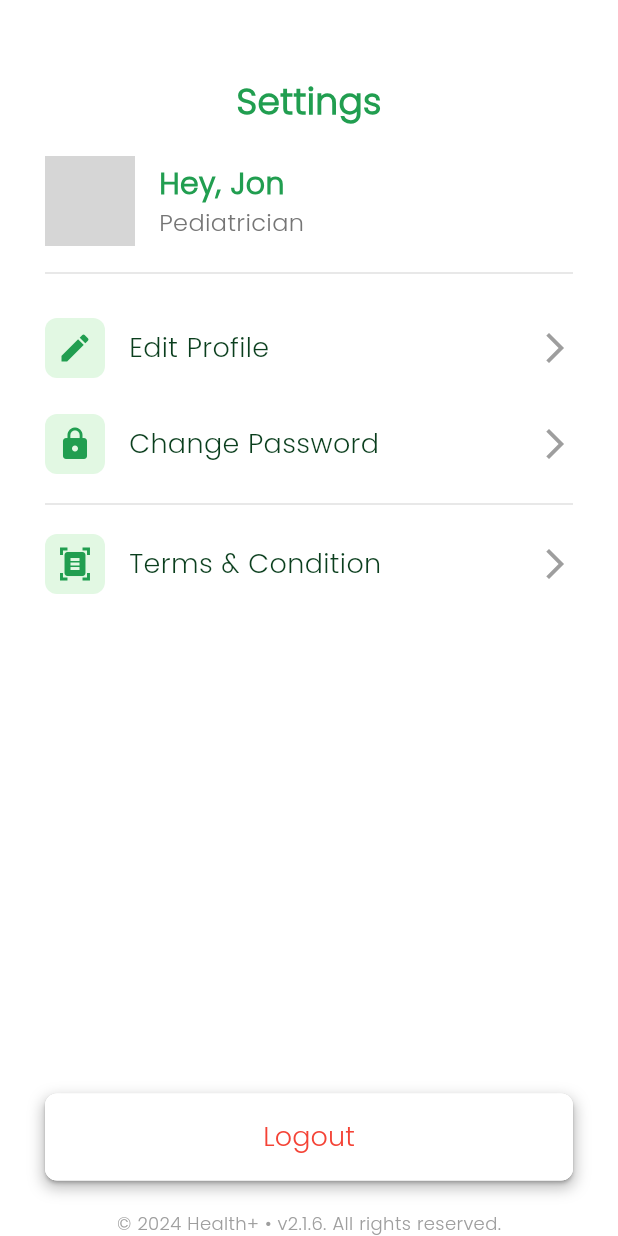
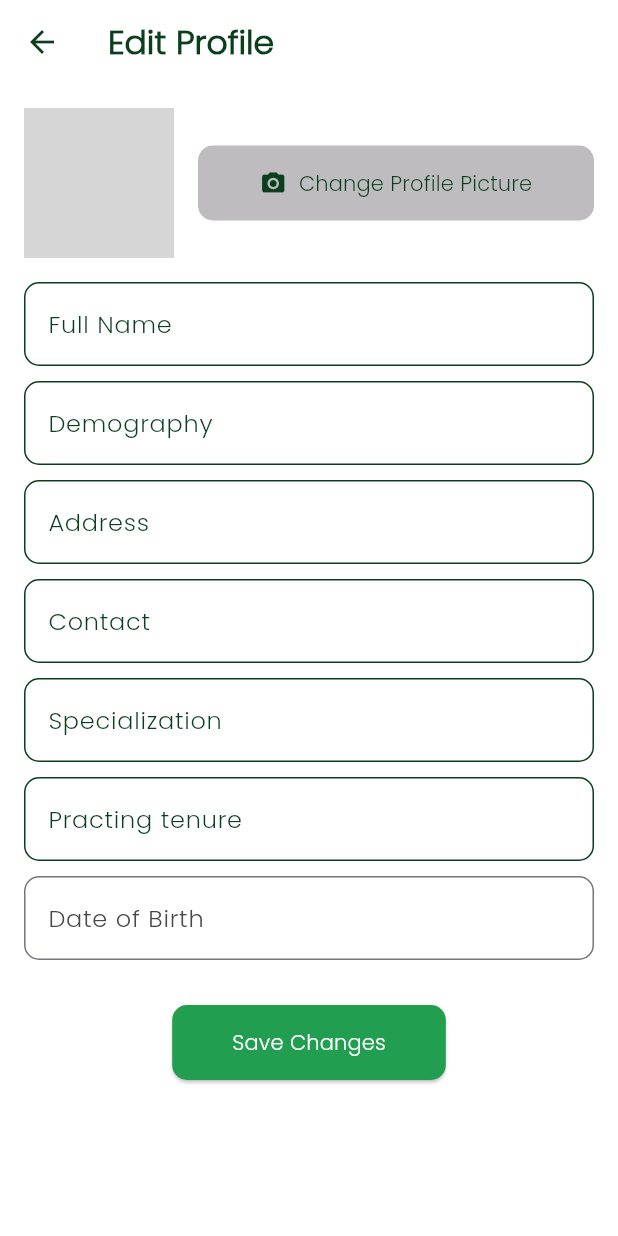
Before and after one commit to zeus0204/doctorApp, a Flutter app: the SettingsPage screen opened directly, after a tap on "Edit Profile", on a phone screen of 412 x 824 dp. Run offline on Flutter 3.47's test engine with Material 3 defaults, Android fonts, the phone set to English and light mode, and no system bars; our stand-ins replace google_fonts, image_picker, shared_preferences, sqflite; accounts and stored records are empty; project files that could hold a hidden picture were left out; grey boxes are pictures that could not be loaded.

Commit message:
implement edit profile feature

```diff
--- a/lib/Pages/Auth/SignUp.dart
+++ b/lib/Pages/Auth/SignUp.dart
@@ -1,4 +1,3 @@
-import 'package:doctor_app/Pages/Home/Home.dart';
 import 'package:doctor_app/data/db_helper.dart';
 import 'package:flutter/gestures.dart';
 import 'package:flutter/material.dart';
@@ -49,7 +48,7 @@ class _SignupState extends State<Signup> {
         // Navigate to the next screen (e.g., home screen or login)
         Navigator.pushReplacement(
           context,
-          MaterialPageRoute(builder: (context) => const Home()), // Replace with your home page
+          MaterialPageRoute(builder: (context) => const Signin()), // Replace with your home page
         );
       } catch (e) {
         ScaffoldMessenger.of(context).showSnackBar(const SnackBar(content: Text('Email already exists. Please use a different email.')));
--- /dev/null
+++ b/lib/Pages/Home/Profile/EditProfile.dart
@@ -0,0 +1,308 @@
+import 'package:flutter/material.dart';
+import 'dart:io';
+import 'package:image_picker/image_picker.dart';
+import '../../../data/session.dart';
+import '../../../data/db_helper.dart';
+
+class EditProfile extends StatefulWidget {
+  const EditProfile({super.key});
+
+  @override
+  _EditProfileState createState() => _EditProfileState();
+}
+
+class _EditProfileState extends State<EditProfile> {
+  final _formKey = GlobalKey<FormState>();
+  String? _fullName;
+  String? _address;
+  String? _contact;
+  String? _demography;
+  String? _specialization;
+  String? _practingTenure;
+  String? _dateOfBirth;
+  File? _imageFile;
+
+  final _fullNameController = TextEditingController();
+  final _addressController = TextEditingController();
+  final _contactController = TextEditingController();
+  final _demographyController = TextEditingController();
+  final _specializationController = TextEditingController();
+  final _practingTenureController = TextEditingController();
+  final _dateOfBirthController = TextEditingController();
+
+  @override
+  void initState() {
+    super.initState();
+    _loadUserData();
+  }
+
+  Future<void> _pickImage() async {
+    final ImagePicker picker = ImagePicker();
+    final pickedFile = await picker.pickImage(source: ImageSource.gallery);
+    if (pickedFile != null) {
+      setState(() {
+        _imageFile = File(pickedFile.path);
+      });
+    }
+  }
+
+  Future<void> _loadUserData() async {
+    try {
+      String? email = await SessionManager.getUserSession();
+      if (email != null) {
+        Map<String, dynamic>? userData = await DBHelper().getUserByEmail(email);
+        if (userData != null) {
+          int userId = userData['id'];
+          Map<String, dynamic>? doctorInfo =
+              await DBHelper().getDoctorInfoByUserId(userId);
+
+          setState(() {
+            _fullName = userData['fullName'];
+            _address = doctorInfo?['address'];
+            _contact = doctorInfo?['contact'];
+            _demography = doctorInfo?['demography'];
+            _specialization = doctorInfo?['specialization'];
+            _practingTenure = doctorInfo?['practing_tenure'];
+            _dateOfBirth = doctorInfo?['birthday'];
+
+            _fullNameController.text = _fullName ?? '';
+            _addressController.text = _address ?? '';
+            _contactController.text = _contact ?? '';
+            _demographyController.text = _demography?? '';
+            _specializationController.text = _specialization?? '';
+            _practingTenureController.text = _practingTenure?? '';
+            _dateOfBirthController.text = _dateOfBirth ?? '';
+          });
+        }
+      }
+    } catch (e) {
+      ScaffoldMessenger.of(context).showSnackBar(
+        SnackBar(content: Text('Error loading data: $e')),
+      );
+    }
+  }
+
+
+  Future<void> _saveProfile() async {
+    if (_formKey.currentState!.validate()) {
+      _formKey.currentState!.save();
+      try {
+        String? email = await SessionManager.getUserSession();
+        if (email != null) {
+          Map<String, dynamic>? userData = await DBHelper().getUserByEmail(email);
+          if (userData != null) {
+            int userId = userData['id'];
+
+            await DBHelper().updateUser(
+              id: userId,
+              fullName: _fullName,
+            );
+
+            await DBHelper().updateDoctor_info(
+              userId: userId,
+              address: _address,
+              contact: _contact,
+              demography: _demography,
+              specialization: _specialization,
+              practing_tenure: _practingTenure,
+              birthday: _dateOfBirth != null
+                  ? DateTime.parse(_dateOfBirth!)
+                  : null,
+            );
+
+            ScaffoldMessenger.of(context).showSnackBar(
+              const SnackBar(content: Text('Profile updated successfully!')),
+            );
+            Navigator.pop(context, true);
+          }
+        }
+      } catch (e) {
+        ScaffoldMessenger.of(context).showSnackBar(
+          SnackBar(content: Text('Error: $e')),
+        );
+      }
+    }
+  }
+
+  @override
+  Widget build(BuildContext context) {
+    return Scaffold(
+      backgroundColor: Colors.white,
+      appBar: AppBar(
+        backgroundColor: Colors.white,
+        elevation: 0,
+        automaticallyImplyLeading: false,
+        title: const Text(
+          'Edit Profile',
+          style: TextStyle(
+            color: Color.fromRGBO(10, 62, 29, 1),
+            fontWeight: FontWeight.bold,
+          ),
+        ),
+        leading: IconButton(
+          icon: const Icon(Icons.arrow_back),
+          color: const Color.fromRGBO(10, 62, 29, 1),
+          onPressed: () => Navigator.pop(context),
+        ),
+      ),
+      body: SingleChildScrollView(
+        padding: const EdgeInsets.all(16.0),
+        child: Form(
+          key: _formKey,
+          child: Column(
+            children: [
+              Row(
+                children: [
+                  CircleAvatar(
+                    radius: 50,
+                    backgroundImage: _imageFile != null
+                        ? FileImage(_imageFile!)
+                        : const AssetImage('assets/images/avatar.png')
+                            as ImageProvider,
+                  ),
+                  const SizedBox(width: 16),
+                  Expanded(
+                    child: TextButton(
+                      onPressed: _pickImage,
+                      style: TextButton.styleFrom(
+                        backgroundColor:
+                            const Color.fromARGB(255, 190, 188, 190),
+                        padding: const EdgeInsets.symmetric(vertical: 15),
+                        shape: RoundedRectangleBorder(
+                          borderRadius: BorderRadius.circular(10),
+                        ),
+                      ),
+                      child: const Row(
+                        mainAxisAlignment: MainAxisAlignment.center,
+                        children: [
+                          Icon(Icons.camera_alt,
+                              color: Color.fromRGBO(10, 62, 29, 1)),
+                          SizedBox(width: 8),
+                          Text(
+                            'Change Profile Picture',
+                            style: TextStyle(color: Color.fromRGBO(10, 62, 29, 1)),
+                          ),
+                        ],
+                      ),
+                    ),
+                  ),
+                ],
+              ),
+              const SizedBox(height: 16),
+              _buildTextField('Full Name', _fullNameController, (value) {
+                _fullName = value;
+              }),
+              _buildTextField('Demography', _demographyController, (value) {
+                _demography = value;
+              }),
+              _buildTextField('Address', _addressController, (value) {
+                _address = value;
+              }),
+              _buildTextField('Contact', _contactController, (value) {
+                _contact = value;
+              }),
+              _buildTextField('Specialization', _specializationController, (value) {
+                _specialization = value;
+              }),
+              _buildTextField('Practing tenure', _practingTenureController, (value) {
+                _practingTenure = value;
+              }),
+              _buildDatePickerField('Date of Birth', _dateOfBirthController),
+              const SizedBox(height: 20),
+              Center(
+                child: ElevatedButton(
+                  onPressed: _saveProfile,
+                  style: ElevatedButton.styleFrom(
+                    backgroundColor: const Color.fromRGBO(33, 158, 80, 1),
+                    padding: const EdgeInsets.symmetric(
+                        horizontal: 40, vertical: 15),
+                    shape: RoundedRectangleBorder(
+                      borderRadius: BorderRadius.circular(10),
+                    ),
+                  ),
+                  child: const Text('Save Changes',
+                      style: TextStyle(color: Colors.white)),
+                ),
+              ),
+            ],
+          ),
+        ),
+      ),
+    );
+  }
+
+  Widget _buildTextField(
+      String label, TextEditingController controller, Function(String) onChanged) {
+    return Padding(
+      padding: const EdgeInsets.only(bottom: 10.0),
+      child: TextFormField(
+        controller: controller,
+        onChanged: onChanged,
+        validator: (value) {
+          if (value == null || value.isEmpty) {
+            return 'Please enter your $label';
+          }
+          return null;
+        },
+        decoration: InputDecoration(
+          labelText: label,
+          labelStyle: const TextStyle(color: Color.fromRGBO(10, 62, 29, 1)),
+          border: OutlineInputBorder(
+            borderRadius: BorderRadius.circular(10),
+            borderSide: const BorderSide(color: Color.fromRGBO(10, 62, 29, 1), width: 2.0),
+          ),
+          focusedBorder: OutlineInputBorder(
+            borderRadius: BorderRadius.circular(10),
+            borderSide: const BorderSide(color: Color.fromRGBO(10, 62, 29, 1)),
+          ),
+          enabledBorder: OutlineInputBorder(
+            borderRadius: BorderRadius.circular(10),
+            borderSide: const BorderSide(color: Color.fromRGBO(10, 62, 29, 1)),
+          ),
+                    fillColor: Colors.white,
+          filled: true,
+        ),
+      ),
+    );
+  }
+
+  Widget _buildDatePickerField(
+      String label, TextEditingController controller) {
+    return Padding(
+      padding: const EdgeInsets.only(bottom: 10.0),
+      child: TextFormField(
+        controller: controller,
+        readOnly: true,
+        onTap: () async {
+          DateTime? pickedDate = await showDatePicker(
+            context: context,
+            initialDate: DateTime.now(),
+            firstDate: DateTime(1900),
+            lastDate: DateTime.now(),
+          );
+          if (pickedDate != null) {
+            String formattedDate = "${pickedDate.toLocal()}".split(' ')[0];
+            setState(() {
+              controller.text = formattedDate;
+              _dateOfBirth = formattedDate;
+            });
+          }
+        },
+        decoration: InputDecoration(
+          labelText: label,
+          border: OutlineInputBorder(
+            borderRadius: BorderRadius.circular(10),
+          ),
+        ),
+        validator: (value) {
+          if (value == null || value.isEmpty) {
+            return 'Please select a date';
+          }
+          return null;
+        },
+      ),
+    );
+  }
+
+
+}
--- a/lib/Pages/Home/Settings.dart
+++ b/lib/Pages/Home/Settings.dart
@@ -2,6 +2,8 @@ import 'package:flutter/material.dart';
 import 'package:google_fonts/google_fonts.dart';
 import 'package:shared_preferences/shared_preferences.dart';
 import '../Auth/SignIn.dart';
+import '../Home/Profile/EditProfile.dart';
+
 class SettingsPage extends StatelessWidget {
   // Profile data
   final Map<String, String> profile = {
@@ -39,7 +41,7 @@ class SettingsPage extends StatelessWidget {
                 style: GoogleFonts.poppins(
                   fontSize: 24,
                   fontWeight: FontWeight.bold,
-                  color: Color.fromRGBO(33, 158, 80, 1),
+                  color: const Color.fromRGBO(33, 158, 80, 1),
                 ),
               ),
             ),
@@ -48,11 +50,11 @@ class SettingsPage extends StatelessWidget {
             // User Info Section with Divider
             Row(
               children: [
-                CircleAvatar(
+                const CircleAvatar(
                   radius: 30,
                   backgroundImage: AssetImage('assets/profile_image.png'), // Replace with your image asset
                 ),
-                SizedBox(width: 16),
+                const SizedBox(width: 16),
                 Column(
                   crossAxisAlignment: CrossAxisAlignment.start,
                   children: [
@@ -75,9 +77,9 @@ class SettingsPage extends StatelessWidget {
                 ),
               ],
             ),
-            SizedBox(height: 10),
+            const SizedBox(height: 10),
             Divider(color: Colors.grey[300]), // Divider after user info
-            SizedBox(height: 10),
+            const SizedBox(height: 10),
 
             // Settings Options
             Expanded(
@@ -88,7 +90,10 @@ class SettingsPage extends StatelessWidget {
                     icon: Icons.edit,
                     text: 'Edit Profile',
                     onTap: () {
-                      // Handle Edit Profile action
+                      Navigator.push(
+                        context,
+                        MaterialPageRoute(builder: (context) => const EditProfile()), // Navigate to Profile page
+                      );
                     },
                   ),
                   SettingsOption(
@@ -119,7 +124,7 @@ class SettingsPage extends StatelessWidget {
                       decoration: BoxDecoration(
                         color: Colors.white, // Background color of the button
                         borderRadius: BorderRadius.circular(8), // Making borders rounded
-                        boxShadow: [
+                        boxShadow: const [
                           BoxShadow(
                             color: Colors.black26, // Color of the shadow
                             blurRadius: 8, // Softness of the shadow
@@ -132,10 +137,10 @@ class SettingsPage extends StatelessWidget {
                         onPressed: () => _logout(context),
                         style: ElevatedButton.styleFrom(
                           backgroundColor: Colors.white, // Button background color
-                          padding: EdgeInsets.symmetric(horizontal: 20, vertical: 16), // Button padding
+                          padding: const EdgeInsets.symmetric(horizontal: 20, vertical: 16), // Button padding
                           shape: RoundedRectangleBorder(
                             borderRadius: BorderRadius.circular(8), // Matching the container's border radius
-                            side: BorderSide(color: Colors.white), // Border color
+                            side: const BorderSide(color: Colors.white), // Border color
                           ),
                         ),
                         child: Text('Logout', style: GoogleFonts.poppins(fontSize: 18, color: Colors.red)), // Set text color to red
@@ -145,7 +150,7 @@ class SettingsPage extends StatelessWidget {
                 ],
               ),
             ),
-            SizedBox(height: 20), // Spacer between Logout button and footer
+            const SizedBox(height: 20), // Spacer between Logout button and footer
 
             // Footer
             Center(
@@ -167,11 +172,11 @@ class SettingsOption extends StatelessWidget {
   final VoidCallback onTap;
 
   const SettingsOption({
-    Key? key,
+    super.key,
     required this.icon,
     required this.text,
     required this.onTap,
-  }) : super(key: key);
+  });
 
   @override
   Widget build(BuildContext context) {
@@ -184,22 +189,22 @@ class SettingsOption extends StatelessWidget {
             // Container for icon with specified background color
             Container(
               decoration: BoxDecoration(
-                color: Color.fromRGBO(226, 248, 227, 1), // Background color for the icon
+                color: const Color.fromRGBO(226, 248, 227, 1), // Background color for the icon
                 borderRadius: BorderRadius.circular(8), // Rounded corners for the background
               ),
               padding: const EdgeInsets.all(8.0), // Add padding around the icon
-              child: Icon(icon, color: Color.fromRGBO(33, 158, 80, 1)),
+              child: Icon(icon, color: const Color.fromRGBO(33, 158, 80, 1)),
             ),
-            SizedBox(width: 16),
+            const SizedBox(width: 16),
             Expanded(
               child: Text(
                 text,
-                style: GoogleFonts.poppins(fontSize: 18, color: Color.fromRGBO(10, 62, 29, 1)), // Setting text color
+                style: GoogleFonts.poppins(fontSize: 18, color: const Color.fromRGBO(10, 62, 29, 1)), // Setting text color
               ),
             ),
             Transform.rotate(  // Correcting the arrow icon orientation
               angle: 0, // Rotate by 90 degrees (1.5 radians)
-              child: Icon(Icons.arrow_forward_ios, color: Colors.grey),
+              child: const Icon(Icons.arrow_forward_ios, color: Colors.grey),
             ),
           ],
         ),
--- a/pubspec.yaml
+++ b/pubspec.yaml
@@ -40,6 +40,7 @@ dependencies:
   convert: ^3.1.2
   crypto: ^3.0.6
   shared_preferences: ^2.3.3
+  image_picker: ^1.1.2
 
 
 dev_dependencies:
```
Also changed, not shown: lib/data/db_helper.dart (+94 -0 lines), pubspec.lock, 5 other files.
